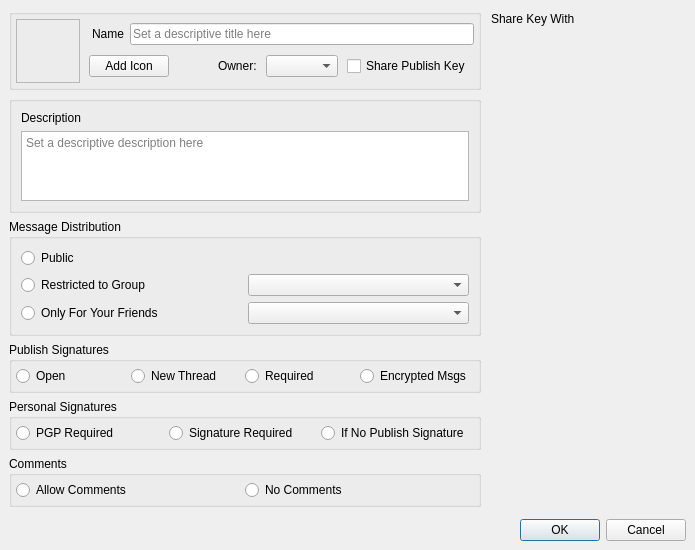
RetroShare/RetroShare, file retroshare-gui/src/gui/gxs/GxsGroupDialog.ui: the form before one commit.
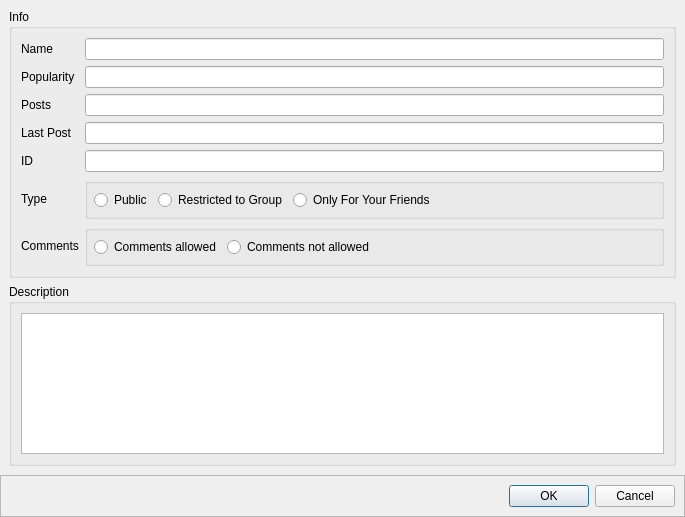
The form after the commit. The open tabs and pages were chosen to show the change. Icons and pictures are not drawn. Custom widgets are drawn as their Qt base class.

Commit message: Added a new StackedPage for the Show mode (GXS Group Dialog), clean up the code.

Patch:
```diff
--- a/retroshare-gui/src/gui/gxs/GxsGroupDialog.ui
+++ b/retroshare-gui/src/gui/gxs/GxsGroupDialog.ui
@@ -6,41 +6,48 @@
    <rect>
     <x>0</x>
     <y>0</y>
-    <width>695</width>
-    <height>542</height>
+    <width>685</width>
+    <height>517</height>
    </rect>
   </property>
   <property name="windowTitle">
    <string notr="true">Create New</string>
   </property>
-  <layout class="QGridLayout" name="gridLayout_3">
-   <property name="leftMargin">
-    <number>0</number>
+  <layout class="QGridLayout" name="gridLayout_5">
+   <property name="horizontalSpacing">
+    <number>6</number>
    </property>
-   <property name="topMargin">
+   <property name="verticalSpacing">
     <number>0</number>
    </property>
-   <property name="rightMargin">
-    <number>0</number>
-   </property>
-   <property name="bottomMargin">
-    <number>0</number>
-   </property>
-   <property name="spacing">
+   <property name="margin">
     <number>0</number>
    </property>
    <item row="0" column="0">
     <widget class="HeaderFrame" name="headerFrame"/>
    </item>
-   <item row="2" column="0">
-    <widget class="QFrame" name="frame">
+   <item row="1" column="0">
+    <widget class="QStackedWidget" name="stackedWidget">
      <property name="frameShape">
       <enum>QFrame::NoFrame</enum>
      </property>
      <property name="frameShadow">
       <enum>QFrame::Raised</enum>
      </property>
+     <property name="currentIndex">
+      <number>0</number>
+     </property>
+     <widget class="QWidget" name="createmode">
      <layout class="QGridLayout" name="gridLayout">
+       <property name="horizontalSpacing">
+        <number>6</number>
+       </property>
+       <property name="verticalSpacing">
+        <number>0</number>
+       </property>
+       <property name="leftMargin">
+        <number>9</number>
+       </property>
       <item row="0" column="0">
        <widget class="QGroupBox" name="groupBoxLogo">
         <property name="title">
@@ -50,16 +57,7 @@
          <property name="spacing">
           <number>0</number>
          </property>
-         <property name="leftMargin">
-          <number>4</number>
-         </property>
-         <property name="topMargin">
-          <number>4</number>
-         </property>
-         <property name="rightMargin">
-          <number>4</number>
-         </property>
-         <property name="bottomMargin">
+          <property name="margin">
           <number>4</number>
          </property>
          <item>
@@ -127,16 +125,7 @@
              <property name="spacing">
               <number>9</number>
              </property>
-             <property name="leftMargin">
-              <number>3</number>
-             </property>
-             <property name="topMargin">
-              <number>3</number>
-             </property>
-             <property name="rightMargin">
-              <number>3</number>
-             </property>
-             <property name="bottomMargin">
+              <property name="margin">
               <number>3</number>
              </property>
              <item>
@@ -193,102 +182,6 @@
         </layout>
        </widget>
       </item>
-      <item row="0" column="1" rowspan="6">
-       <widget class="QDockWidget" name="contactsdockWidget">
-        <property name="enabled">
-         <bool>true</bool>
-        </property>
-        <property name="sizePolicy">
-         <sizepolicy hsizetype="Preferred" vsizetype="Preferred">
-          <horstretch>0</horstretch>
-          <verstretch>0</verstretch>
-         </sizepolicy>
-        </property>
-        <property name="maximumSize">
-         <size>
-          <width>300</width>
-          <height>524287</height>
-         </size>
-        </property>
-        <property name="sizeIncrement">
-         <size>
-          <width>220</width>
-          <height>0</height>
-         </size>
-        </property>
-        <property name="baseSize">
-         <size>
-          <width>0</width>
-          <height>0</height>
-         </size>
-        </property>
-        <property name="toolTip">
-         <string>check peers you would like to share private publish key with</string>
-        </property>
-        <property name="floating">
-         <bool>false</bool>
-        </property>
-        <property name="features">
-         <set>QDockWidget::NoDockWidgetFeatures</set>
-        </property>
-        <property name="windowTitle">
-         <string>Share Key With</string>
-        </property>
-        <widget class="QWidget" name="dockWidgetContents">
-         <layout class="QGridLayout" name="_2">
-          <property name="leftMargin">
-           <number>0</number>
-          </property>
-          <property name="topMargin">
-           <number>0</number>
-          </property>
-          <property name="rightMargin">
-           <number>0</number>
-          </property>
-          <property name="bottomMargin">
-           <number>0</number>
-          </property>
-          <property name="spacing">
-           <number>0</number>
-          </property>
-          <item row="0" column="0">
-           <widget class="FriendSelectionWidget" name="keyShareList" native="true">
-            <property name="sizePolicy">
-             <sizepolicy hsizetype="Preferred" vsizetype="Expanding">
-              <horstretch>0</horstretch>
-              <verstretch>4</verstretch>
-             </sizepolicy>
-            </property>
-            <property name="minimumSize">
-             <size>
-              <width>20</width>
-              <height>0</height>
-             </size>
-            </property>
-            <property name="maximumSize">
-             <size>
-              <width>300</width>
-              <height>16777215</height>
-             </size>
-            </property>
-            <property name="sizeIncrement">
-             <size>
-              <width>220</width>
-              <height>0</height>
-             </size>
-            </property>
-            <property name="baseSize">
-             <size>
-              <width>200</width>
-              <height>0</height>
-             </size>
-            </property>
-           </widget>
-          </item>
-         </layout>
-        </widget>
-       </widget>
-      </item>
       <item row="3" column="0">
        <widget class="QGroupBox" name="publishGroupBox">
         <property name="title">
@@ -296,16 +189,16 @@
         </property>
         <layout class="QHBoxLayout" name="horizontalLayout_4">
          <property name="spacing">
-          <number>0</number>
+           <number>6</number>
          </property>
          <property name="leftMargin">
-          <number>4</number>
+           <number>9</number>
          </property>
          <property name="topMargin">
           <number>4</number>
          </property>
          <property name="rightMargin">
-          <number>4</number>
+           <number>9</number>
          </property>
          <property name="bottomMargin">
           <number>4</number>
@@ -338,6 +231,19 @@
            </property>
           </widget>
          </item>
+          <item>
+           <spacer name="horizontalSpacer_7">
+            <property name="orientation">
+             <enum>Qt::Horizontal</enum>
+            </property>
+            <property name="sizeHint" stdset="0">
+             <size>
+              <width>40</width>
+              <height>20</height>
+             </size>
+            </property>
+           </spacer>
+          </item>
         </layout>
        </widget>
       </item>
@@ -348,16 +254,16 @@
         </property>
         <layout class="QHBoxLayout" name="horizontalLayout_6">
          <property name="spacing">
-          <number>0</number>
+           <number>6</number>
          </property>
          <property name="leftMargin">
-          <number>4</number>
+           <number>9</number>
          </property>
          <property name="topMargin">
           <number>4</number>
          </property>
          <property name="rightMargin">
-          <number>4</number>
+           <number>9</number>
          </property>
          <property name="bottomMargin">
           <number>4</number>
@@ -383,6 +289,19 @@
            </property>
           </widget>
          </item>
+          <item>
+           <spacer name="horizontalSpacer_6">
+            <property name="orientation">
+             <enum>Qt::Horizontal</enum>
+            </property>
+            <property name="sizeHint" stdset="0">
+             <size>
+              <width>40</width>
+              <height>20</height>
+             </size>
+            </property>
+           </spacer>
+          </item>
         </layout>
        </widget>
       </item>
@@ -393,16 +312,16 @@
         </property>
         <layout class="QHBoxLayout" name="horizontalLayout_5">
          <property name="spacing">
-          <number>0</number>
+           <number>6</number>
          </property>
          <property name="leftMargin">
-          <number>4</number>
+           <number>9</number>
          </property>
          <property name="topMargin">
           <number>4</number>
          </property>
          <property name="rightMargin">
-          <number>4</number>
+           <number>9</number>
          </property>
          <property name="bottomMargin">
           <number>4</number>
@@ -421,6 +340,19 @@
            </property>
           </widget>
          </item>
+          <item>
+           <spacer name="horizontalSpacer_5">
+            <property name="orientation">
+             <enum>Qt::Horizontal</enum>
+            </property>
+            <property name="sizeHint" stdset="0">
+             <size>
+              <width>40</width>
+              <height>20</height>
+             </size>
+            </property>
+           </spacer>
+          </item>
         </layout>
        </widget>
       </item>
@@ -434,13 +366,6 @@
         </property>
        </widget>
       </item>
-      <item row="7" column="0" colspan="2">
-       <widget class="QDialogButtonBox" name="buttonBox">
-        <property name="standardButtons">
-         <set>QDialogButtonBox::Cancel|QDialogButtonBox::Ok</set>
-        </property>
-       </widget>
-      </item>
       <item row="2" column="0">
        <widget class="QGroupBox" name="distribGroupBox">
         <property name="sizePolicy">
@@ -453,6 +378,9 @@
          <string>Message Distribution</string>
         </property>
         <layout class="QVBoxLayout" name="verticalLayout">
+          <property name="spacing">
+           <number>0</number>
+          </property>
          <item>
           <widget class="QRadioButton" name="typePublic">
            <property name="sizePolicy">
@@ -541,23 +469,400 @@
       </item>
       <item row="1" column="0">
        <widget class="QGroupBox" name="groupBox">
+         <property name="title">
+          <string>Description</string>
+         </property>
         <layout class="QVBoxLayout">
-         <item>
-          <widget class="QLabel" name="groupDescLabel">
-           <property name="text">
-            <string>Description</string>
-           </property>
-          </widget>
-         </item>
          <item>
           <widget class="MimeTextEdit" name="groupDesc">
-           <property name="placeholderText">
+            <property name="placeholderText" stdset="0">
             <string>Set a descriptive description here</string>
            </property>
           </widget>
          </item>
         </layout>
        </widget>
+       </item>
+       <item row="0" column="1" rowspan="6">
+        <widget class="QDockWidget" name="contactsdockWidget">
+         <property name="enabled">
+          <bool>true</bool>
+         </property>
+         <property name="sizePolicy">
+          <sizepolicy hsizetype="Preferred" vsizetype="Preferred">
+           <horstretch>0</horstretch>
+           <verstretch>0</verstretch>
+          </sizepolicy>
+         </property>
+         <property name="maximumSize">
+          <size>
+           <width>300</width>
+           <height>524287</height>
+          </size>
+         </property>
+         <property name="sizeIncrement">
+          <size>
+           <width>220</width>
+           <height>0</height>
+          </size>
+         </property>
+         <property name="baseSize">
+          <size>
+           <width>0</width>
+           <height>0</height>
+          </size>
+         </property>
+         <property name="toolTip">
+          <string>check peers you would like to share private publish key with</string>
+         </property>
+         <property name="floating">
+          <bool>false</bool>
+         </property>
+         <property name="features">
+          <set>QDockWidget::NoDockWidgetFeatures</set>
+         </property>
+         <property name="windowTitle">
+          <string>Share Key With</string>
+         </property>
+         <widget class="QWidget" name="dockWidgetContents">
+          <layout class="QGridLayout" name="_2">
+           <property name="margin">
+            <number>0</number>
+           </property>
+           <property name="spacing">
+            <number>0</number>
+           </property>
+           <item row="0" column="0">
+            <widget class="FriendSelectionWidget" name="keyShareList" native="true">
+             <property name="sizePolicy">
+              <sizepolicy hsizetype="Preferred" vsizetype="Expanding">
+               <horstretch>0</horstretch>
+               <verstretch>4</verstretch>
+              </sizepolicy>
+             </property>
+             <property name="minimumSize">
+              <size>
+               <width>20</width>
+               <height>0</height>
+              </size>
+             </property>
+             <property name="maximumSize">
+              <size>
+               <width>300</width>
+               <height>16777215</height>
+              </size>
+             </property>
+             <property name="sizeIncrement">
+              <size>
+               <width>220</width>
+               <height>0</height>
+              </size>
+             </property>
+             <property name="baseSize">
+              <size>
+               <width>200</width>
+               <height>0</height>
+              </size>
+             </property>
+            </widget>
+           </item>
+          </layout>
+         </widget>
+        </widget>
+       </item>
+      </layout>
+     </widget>
+     <widget class="QWidget" name="showmode">
+      <layout class="QGridLayout" name="gridLayout_6">
+       <item row="0" column="0">
+        <widget class="QGroupBox" name="groupBox_2">
+         <property name="title">
+          <string>Info</string>
+         </property>
+         <layout class="QGridLayout" name="_3">
+          <item row="6" column="1">
+           <widget class="QGroupBox" name="distribGroupBox_2">
+            <property name="sizePolicy">
+             <sizepolicy hsizetype="Expanding" vsizetype="Fixed">
+              <horstretch>0</horstretch>
+              <verstretch>0</verstretch>
+             </sizepolicy>
+            </property>
+            <property name="title">
+             <string/>
+            </property>
+            <layout class="QGridLayout" name="gridLayout_2">
+             <property name="margin">
+              <number>6</number>
+             </property>
+             <item row="0" column="1">
+              <widget class="QRadioButton" name="typeGroup_3">
+               <property name="sizePolicy">
+                <sizepolicy hsizetype="Minimum" vsizetype="Expanding">
+                 <horstretch>0</horstretch>
+                 <verstretch>0</verstretch>
+                </sizepolicy>
+               </property>
+               <property name="text">
+                <string>Restricted to Group</string>
+               </property>
+               <property name="icon">
+                <iconset resource="../images.qrc">
+                 <normaloff>:/images/user/agt_forum24.png</normaloff>:/images/user/agt_forum24.png</iconset>
+               </property>
+               <property name="iconSize">
+                <size>
+                 <width>16</width>
+                 <height>16</height>
+                </size>
+               </property>
+              </widget>
+             </item>
+             <item row="0" column="0">
+              <widget class="QRadioButton" name="typePublic_3">
+               <property name="sizePolicy">
+                <sizepolicy hsizetype="Minimum" vsizetype="Expanding">
+                 <horstretch>0</horstretch>
+                 <verstretch>0</verstretch>
+                </sizepolicy>
+               </property>
+               <property name="text">
+                <string>Public</string>
+               </property>
+               <property name="icon">
+                <iconset resource="../images.qrc">
+                 <normaloff>:/images/network.png</normaloff>:/images/network.png</iconset>
+               </property>
+               <property name="iconSize">
+                <size>
+                 <width>16</width>
+                 <height>16</height>
+                </size>
+               </property>
+              </widget>
+             </item>
+             <item row="0" column="2">
+              <widget class="QRadioButton" name="typeLocal_3">
+               <property name="sizePolicy">
+                <sizepolicy hsizetype="Minimum" vsizetype="Expanding">
+                 <horstretch>0</horstretch>
+                 <verstretch>0</verstretch>
+                </sizepolicy>
+               </property>
+               <property name="text">
+                <string>Only For Your Friends</string>
+               </property>
+               <property name="icon">
+                <iconset resource="../images.qrc">
+                 <normaloff>:/images/user/friends24.png</normaloff>:/images/user/friends24.png</iconset>
+               </property>
+               <property name="iconSize">
+                <size>
+                 <width>16</width>
+                 <height>16</height>
+                </size>
+               </property>
+              </widget>
+             </item>
+             <item row="0" column="3">
+              <spacer name="horizontalSpacer_4">
+               <property name="orientation">
+                <enum>Qt::Horizontal</enum>
+               </property>
+               <property name="sizeHint" stdset="0">
+                <size>
+                 <width>40</width>
+                 <height>20</height>
+                </size>
+               </property>
+              </spacer>
+             </item>
+            </layout>
+           </widget>
+          </item>
+          <item row="7" column="1">
+           <widget class="QGroupBox" name="commentGroupBox_2">
+            <property name="title">
+             <string/>
+            </property>
+            <layout class="QHBoxLayout" name="horizontalLayout_14">
+             <property name="spacing">
+              <number>6</number>
+             </property>
+             <property name="margin">
+              <number>6</number>
+             </property>
+             <item>
+              <widget class="QRadioButton" name="comments_allowed_3">
+               <property name="text">
+                <string>Comments allowed</string>
+               </property>
+              </widget>
+             </item>
+             <item>
+              <widget class="QRadioButton" name="comments_no_3">
+               <property name="text">
+                <string>Comments not allowed</string>
+               </property>
+              </widget>
+             </item>
+             <item>
+              <spacer name="horizontalSpacer_3">
+               <property name="orientation">
+                <enum>Qt::Horizontal</enum>
+               </property>
+               <property name="sizeHint" stdset="0">
+                <size>
+                 <width>40</width>
+                 <height>20</height>
+                </size>
+               </property>
+              </spacer>
+             </item>
+            </layout>
+           </widget>
+          </item>
+          <item row="0" column="0">
+           <widget class="QLabel" name="label_3">
+            <property name="text">
+             <string>Name</string>
+            </property>
+           </widget>
+          </item>
+          <item row="0" column="1">
+           <widget class="QLineEdit" name="nameline">
+            <property name="readOnly">
+             <bool>true</bool>
+            </property>
+           </widget>
+          </item>
+          <item row="1" column="1">
+           <widget class="QLineEdit" name="popline">
+            <property name="readOnly">
+             <bool>true</bool>
+            </property>
+           </widget>
+          </item>
+          <item row="4" column="1">
+           <widget class="QLineEdit" name="IDline">
+            <property name="readOnly">
+             <bool>true</bool>
+            </property>
+           </widget>
+          </item>
+          <item row="3" column="1">
+           <widget class="QLineEdit" name="lastpostline">
+            <property name="readOnly">
+             <bool>true</bool>
+            </property>
+           </widget>
+          </item>
+          <item row="4" column="0">
+           <widget class="QLabel" name="label_4">
+            <property name="text">
+             <string>ID</string>
+            </property>
+           </widget>
+          </item>
+          <item row="3" column="0">
+           <widget class="QLabel" name="label_11">
+            <property name="text">
+             <string>Last Post</string>
+            </property>
+           </widget>
+          </item>
+          <item row="1" column="0">
+           <widget class="QLabel" name="label_10">
+            <property name="text">
+             <string>Popularity</string>
+            </property>
+           </widget>
+          </item>
+          <item row="2" column="1">
+           <widget class="QLineEdit" name="postsline">
+            <property name="text">
+             <string/>
+            </property>
+            <property name="readOnly">
+             <bool>true</bool>
+            </property>
+           </widget>
+          </item>
+          <item row="2" column="0">
+           <widget class="QLabel" name="label_6">
+            <property name="text">
+             <string>Posts</string>
+            </property>
+           </widget>
+          </item>
+          <item row="7" column="0">
+           <widget class="QLabel" name="commentslabel">
+            <property name="text">
+             <string>Comments</string>
+            </property>
+           </widget>
+          </item>
+          <item row="6" column="0">
+           <widget class="QLabel" name="label_5">
+            <property name="text">
+             <string>Type</string>
+            </property>
+            <property name="alignment">
+             <set>Qt::AlignLeading|Qt::AlignLeft|Qt::AlignVCenter</set>
+            </property>
+           </widget>
+          </item>
+         </layout>
+        </widget>
+       </item>
+       <item row="1" column="0">
+        <widget class="QGroupBox" name="groupBox_3">
+         <property name="title">
+          <string>Description</string>
+         </property>
+         <layout class="QGridLayout" name="_4">
+          <item row="0" column="0">
+           <widget class="QTextEdit" name="descriptiontextEdit">
+            <property name="readOnly">
+             <bool>true</bool>
+            </property>
+           </widget>
+          </item>
+         </layout>
+        </widget>
+       </item>
+      </layout>
+     </widget>
+    </widget>
+   </item>
+   <item row="2" column="0">
+    <widget class="QFrame" name="frame">
+     <property name="frameShape">
+      <enum>QFrame::StyledPanel</enum>
+     </property>
+     <property name="frameShadow">
+      <enum>QFrame::Raised</enum>
+     </property>
+     <layout class="QGridLayout" name="gridLayout_3">
+      <item row="0" column="1">
+       <widget class="QDialogButtonBox" name="buttonBox">
+        <property name="standardButtons">
+         <set>QDialogButtonBox::Cancel|QDialogButtonBox::Ok</set>
+        </property>
+       </widget>
+      </item>
+      <item row="0" column="0">
+       <spacer name="horizontalSpacer">
+        <property name="orientation">
+         <enum>Qt::Horizontal</enum>
+        </property>
+        <property name="sizeHint" stdset="0">
+         <size>
+          <width>40</width>
+          <height>20</height>
+         </size>
+        </property>
+       </spacer>
       </item>
      </layout>
     </widget>
```
Lines whose indentation alone changed are shown as unchanged. The commit also changes 5 other files.
